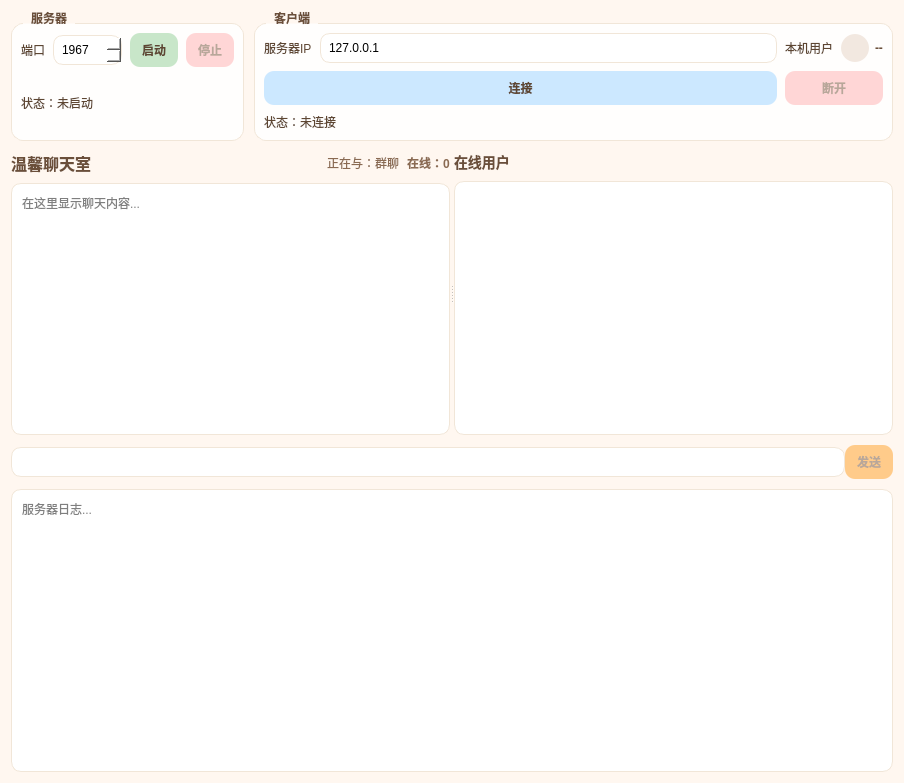
The window that FinalProject/chat_exchange_window.ui (musuwer/QtCourse) describes before a commit, drawn with Qt 5.
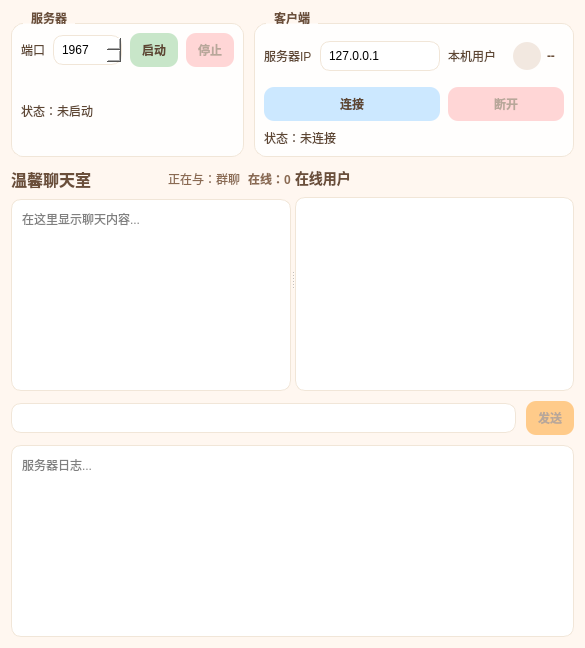
The same window after the commit.

```diff
--- a/FinalProject/chat_exchange_window.ui
+++ b/FinalProject/chat_exchange_window.ui
@@ -2,14 +2,6 @@
 <ui version="4.0">
  <class>ChatExchangeWindow</class>
  <widget class="QWidget" name="ChatExchangeWindow">
-  <property name="geometry">
-   <rect>
-    <x>0</x>
-    <y>0</y>
-    <width>904</width>
-    <height>783</height>
-   </rect>
-  </property>
   <property name="windowTitle">
    <string>聊天交流</string>
   </property>
@@ -90,7 +82,10 @@
         <string>服务器</string>
        </property>
        <layout class="QGridLayout" name="gridLayout_server">
-        <property name="spacing">
+        <property name="horizontalSpacing">
+         <number>8</number>
+        </property>
+        <property name="verticalSpacing">
          <number>8</number>
         </property>
         <item row="0" column="0">
@@ -146,7 +141,10 @@
         <string>客户端</string>
        </property>
        <layout class="QGridLayout" name="gridLayout_client">
-        <property name="spacing">
+        <property name="horizontalSpacing">
+         <number>8</number>
+        </property>
+        <property name="verticalSpacing">
          <number>8</number>
         </property>
         <item row="0" column="0">
@@ -171,22 +169,14 @@
          </widget>
         </item>
         <item row="0" column="3">
+         <widget class="QWidget" name="nicknameContainer">
          <layout class="QHBoxLayout" name="nicknameLayout">
           <property name="spacing">
            <number>6</number>
           </property>
-          <property name="leftMargin">
-           <number>0</number>
-          </property>
-          <property name="topMargin">
-           <number>0</number>
-          </property>
-          <property name="rightMargin">
-           <number>0</number>
-          </property>
-          <property name="bottomMargin">
-           <number>0</number>
-          </property>
+
+
+
           <item>
            <widget class="QLabel" name="nicknameAvatarLabel">
             <property name="minimumSize">
@@ -223,6 +213,7 @@
            </widget>
           </item>
          </layout>
+         </widget>
         </item>
         <item row="1" column="0" colspan="2">
          <widget class="QPushButton" name="connectButton">
@@ -255,12 +246,6 @@
    </item>
    <item>
     <widget class="QSplitter" name="mainSplitter">
-     <property name="sizePolicy">
-      <sizepolicy hsizetype="Expanding" vsizetype="Expanding">
-       <horstretch>0</horstretch>
-       <verstretch>0</verstretch>
-      </sizepolicy>
-     </property>
      <property name="orientation">
       <enum>Qt::Orientation::Horizontal</enum>
      </property>
@@ -360,7 +345,7 @@
    <item>
     <layout class="QHBoxLayout" name="sendLayout">
      <property name="spacing">
-      <number>0</number>
+      <number>10</number>
      </property>
      <item>
       <widget class="QLineEdit" name="messageLineEdit"/>
```
Left out of the diff: 59 changed lines with no effect on the pictures. Lines whose indentation alone changed are shown as unchanged.
